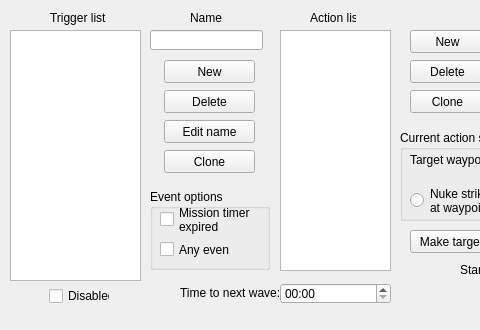
Before: the Qt Designer form src/triggersection.ui in PTapioK/TSWaveMaker, drawn with Qt 5; both pictures show x 0 to 480 and y 0 to 330 of the 700 by 330 pixel window.
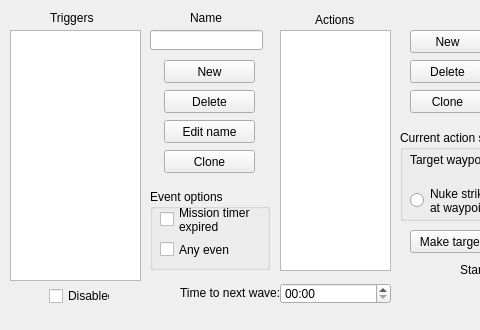
After: the same form once the commit is applied.

```diff
--- a/src/triggersection.ui
+++ b/src/triggersection.ui
@@ -28,6 +28,11 @@
     <height>330</height>
    </size>
   </property>
+  <property name="font">
+   <font>
+    <family>Arial</family>
+   </font>
+  </property>
   <property name="floating">
    <bool>false</bool>
   </property>
@@ -234,7 +239,7 @@
      </rect>
     </property>
     <property name="text">
-     <string>Trigger list</string>
+     <string>Triggers</string>
     </property>
    </widget>
    <widget class="QListWidget" name="ActionList">
@@ -253,14 +258,14 @@
    <widget class="QLabel" name="ActionLabel">
     <property name="geometry">
      <rect>
-      <x>310</x>
+      <x>315</x>
       <y>10</y>
-      <width>46</width>
-      <height>16</height>
+      <width>41</width>
+      <height>20</height>
      </rect>
     </property>
     <property name="text">
-     <string>Action list</string>
+     <string>Actions</string>
     </property>
    </widget>
    <widget class="QPushButton" name="TeamAOButton">
```
